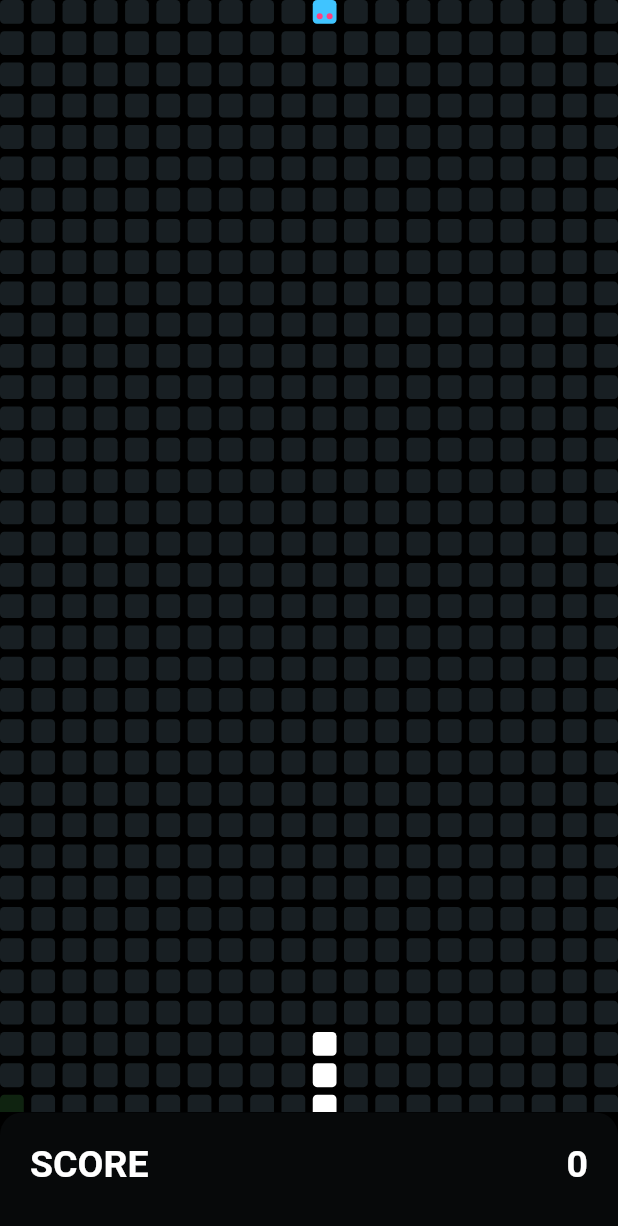
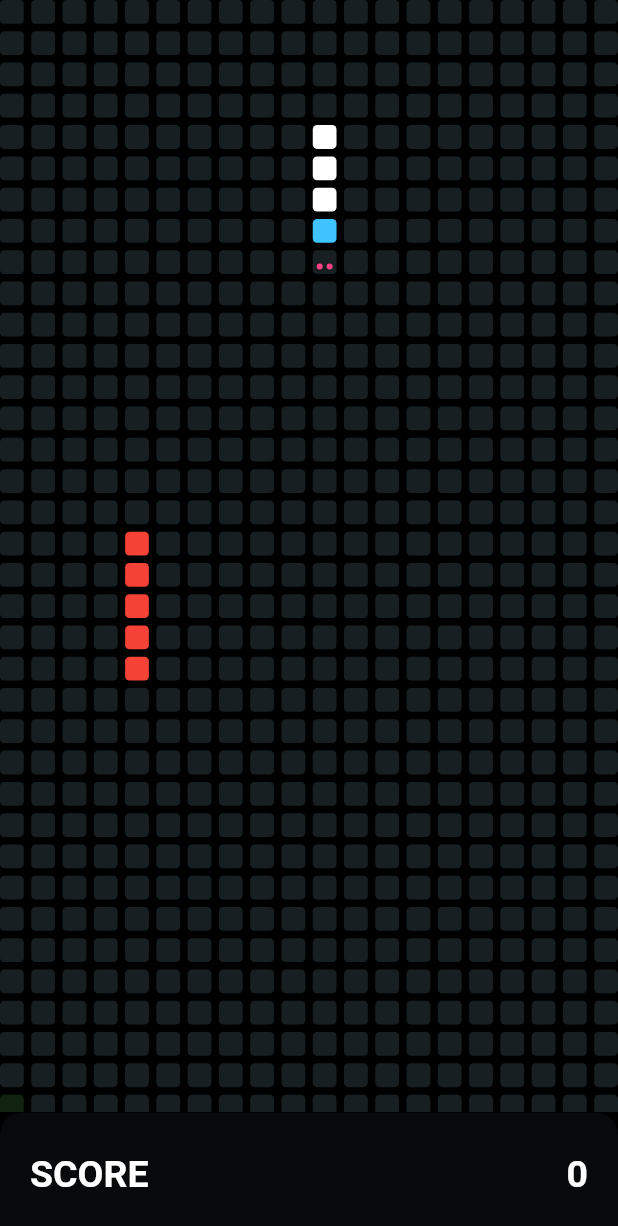
Before and after one commit to YousefShams/snake_odyssey, a Flutter app: the screen it shows after launch, on a phone screen of 412 x 824 dp. Shown: the top 1226 px of the screen. Run offline on Flutter 3.47's test engine with Material 2 defaults, Android fonts, the phone set to English and light mode, and no system bars; Roboto replaces fonts that are missing (Poppins).

Commit message:
added shooting and enemys

```diff
--- a/lib/app/constants/constants.dart
+++ b/lib/app/constants/constants.dart
@@ -1,4 +1,10 @@
 
 class AppConstants {
   static const appTitle = "Snake";
+
+  //GRID MAP
+  static const int crossAxisCount = 20;
+  static const double mainAxisSpacing = 5.0;
+  static const double crossAxisSpacing = 5.0;
+  static const double gridHeightFactor = 0.9;
 }
--- /dev/null
+++ b/lib/domain/models/snake_model.dart
@@ -0,0 +1,70 @@
+// ignore_for_file: curly_braces_in_flow_control_structures
+import 'dart:async';
+import 'package:snake/app/constants/constants.dart';
+
+import '../../app/enums/snake_direction.dart';
+
+class Snake {
+
+  int length;
+  int initialLength;
+  List<int> position;
+  late List<int> prevPosition;
+  Direction direction;
+  int? bulletPosition;
+  int? bulletFactor;
+
+  Snake({this.length = 4, this.initialLength=4, this.position = const [110,90,70,50],
+    this.direction = Direction.DOWN}) {
+    prevPosition = position.toList();
+  }
+
+  void changePosition(List<int> newPosition) {
+    position = newPosition ;
+  }
+
+  void changeDirection(Direction newDirection) {
+    direction = newDirection;
+  }
+
+  void fireBullet(int tileCounts) {
+    bulletPosition = position.first;
+    bulletFactor = getFactor();
+
+    Timer.periodic(const Duration(milliseconds: 80), (timer) {
+      bulletPosition= bulletPosition! + bulletFactor!;
+
+      if((bulletPosition!<0 || bulletPosition! > (tileCounts-1))
+        || (bulletFactor==1 && ((bulletPosition!) % AppConstants.crossAxisCount == 0))
+        || (bulletFactor==-1 && ((bulletPosition!+1) % AppConstants.crossAxisCount == 0))
+      ) {
+        timer.cancel();
+        bulletPosition = null;
+        bulletFactor = null;
+      }
+    });
+  }
+
+  void increaseLength() {
+    length = length+1;
+    //prevPosition = position.toList();
+    position.add(prevPosition.last);
+  }
+
+  void resetSnake() {
+    length = initialLength;
+    position = [110,90,70,50];
+    direction = Direction.DOWN;
+  }
+
+  int getScore() {
+    return (length-initialLength)*10;
+  }
+
+  int getFactor() {
+    if(direction == Direction.UP) return -20;
+    else if(direction == Direction.DOWN) return 20;
+    else if(direction == Direction.RIGHT) return 1;
+    else return-1;
+  }
+}
--- a/lib/presentation/game/view/components/game_map.dart
+++ b/lib/presentation/game/view/components/game_map.dart
@@ -1,102 +1,53 @@
 import 'package:flutter/material.dart';
-import 'package:snake/app/enums/snake_direction.dart';
+import 'package:snake/app/constants/constants.dart';
 import 'package:snake/presentation/game/view_model/game_view_model.dart';
 
-import 'game_score.dart';
+class GameMap extends StatelessWidget {
+  final GameViewModel vm;
+  final Function setState;
+  const GameMap({Key? key, required this.vm, required this.setState}) : super(key: key);
 
-class GameMap extends StatefulWidget {
-  const GameMap({Key? key}) : super(key: key);
-
-  @override
-  State<GameMap> createState() => _GameMapState();
-}
-
-class _GameMapState extends State<GameMap> {
-
-  final vm = GameViewModel();
-
-
-  void changeSnakePosition() {
-    setState(() {
-      vm.setPositions(vm.changeSnakePosition(vm.direction, vm.snakePosition, context, vm.foodPosition));
-    });
-  }
-
-  @override
-  void initState() {
-    vm.setPositions(vm.getInitialSnakePosition(context));
-    vm.update(changeSnakePosition);
-    super.initState();
-  }
-
-  @override
-  void didChangeDependencies() {
-    vm.generateRandomFood(vm.snakePosition,vm.getTileCounts(context));
-    vm.tileCounts = vm.getTileCounts(context);
-    super.didChangeDependencies();
-  }
 
   @override
   Widget build(BuildContext context) {
-    return Column(
-      children: [
-        Expanded(
+    return Expanded(
       child: GestureDetector(
-            onPanUpdate: (details) {
-              // Get the direction of the drag
-              Offset delta = details.delta;
-              double dx = delta.dx;
-              double dy = delta.dy;
-              if (dx.abs() > dy.abs()) {
-                // The drag is horizontal
-                if (dx > 0) {
-                  // Drag to the right
-                  setState(() {
-                    vm.direction = vm.changeDirection(Direction.RIGHT, vm.direction);
-                  });
-                } else {
-                  // Drag to the left
-                  setState(() {
-                    vm.direction = vm.changeDirection(Direction.LEFT, vm.direction);
-                  });
-                }
-              } else {
-                // The drag is vertical
-                if (dy > 0) {
-                  setState(() {
-                    vm.direction = vm.changeDirection(Direction.DOWN, vm.direction);
-                  });
-                } else {
-                  // Drag up
-                  setState(() {
-                    vm.direction = vm.changeDirection(Direction.UP, vm.direction);
-                  });
-                }
-              }
-            },
+        onDoubleTap: () { vm.playerSnake.fireBullet(vm.getTileCounts(context)); },
+        onPanUpdate: vm.onPanUpdate,
         child: GridView.builder(
             physics: const NeverScrollableScrollPhysics(),
-                gridDelegate: SliverGridDelegateWithFixedCrossAxisCount(
-                    crossAxisCount: vm.crossAxisCount, mainAxisSpacing: vm.crossAxisSpacing,
-                    crossAxisSpacing: vm.crossAxisSpacing
+            gridDelegate: const SliverGridDelegateWithFixedCrossAxisCount(
+                crossAxisCount: AppConstants.crossAxisCount, mainAxisSpacing: AppConstants.crossAxisSpacing,
+                crossAxisSpacing: AppConstants.crossAxisSpacing
             ),
 
             itemCount: vm.getTileCounts(context),
-                itemBuilder: (context, index) => vm.getTileWidget(index, vm.snakePosition, vm.foodPosition)
+            itemBuilder: (context, index) {
+              final opacity = vm.getTileOpacity(index);
+              final color = vm.getTileColor(index);
+              return AnimatedOpacity(
+                opacity: (vm.foodPosition==index) ?  (opacity<0.2) ? 0.2 : opacity : 1,
+                duration: const Duration(milliseconds: 100),
+                child: AnimatedContainer(
+                  duration: Duration(milliseconds: color==Colors.deepOrange? 0: 200),
+                  alignment: const Alignment(0,0.5),
+                  decoration: BoxDecoration(
+                    color: color,
+                    borderRadius: BorderRadius.circular(AppConstants.crossAxisCount/7),
+                  ),
+                  child: (vm.playerSnake.position.first == index) ?
+                  const Row(
+                    mainAxisAlignment: MainAxisAlignment.spaceEvenly,
+                    children: [
+                      CircleAvatar(backgroundColor: Colors.pinkAccent, radius: 2,),
+                      CircleAvatar(backgroundColor: Colors.pinkAccent, radius: 2,)
+                    ],
+                  ) : null,
+                ),
+              );
+            }
         ),
       ),
-        ),
-        GameScore(
-          score: vm.score,
-          gameOver: vm.isGameOver(vm.snakePosition, vm.snakeLength),
-          restart: () {
-            setState(() {
-              vm.reset(context);
-              vm.update(changeSnakePosition);
-            });
-          },
-        )
-      ],
     );
   }
 }
--- a/lib/presentation/game/view/components/game_score.dart
+++ b/lib/presentation/game/view/components/game_score.dart
@@ -19,18 +19,26 @@ class GameScore extends StatelessWidget {
       width: double.infinity,
       height: MediaQuery.of(context).size.height * 0.1,
       child: Row(
-        crossAxisAlignment: CrossAxisAlignment.start,
+        crossAxisAlignment: CrossAxisAlignment.center,
         mainAxisAlignment: MainAxisAlignment.spaceBetween,
         children: [
           const Text("SCORE", style: TextStyle(fontSize: 25, fontWeight: FontWeight.w700, color: Colors.white),),
-          Visibility(
-            visible: gameOver,
-            child: IconButton(
-              alignment: Alignment.topCenter,
-                onPressed: (){restart();},
-                icon: const Icon(Icons.refresh_rounded,color: Colors.white)),
+          Center(
+            child: Visibility(
+              visible: gameOver,
+              child: IconButton(
+                iconSize: 35,
+                padding: EdgeInsets.zero,
+                alignment: Alignment.topCenter,
+                  onPressed: (){restart();},
+                  icon: const CircleAvatar(
+                    backgroundColor: Colors.blue,
+                    child: Icon(Icons.refresh_rounded,color: Colors.white),
+                  )),
+            ),
           ),
-          Text("$score", style: const TextStyle(fontSize: 25, fontWeight: FontWeight.w700, color: Colors.white),)
+          Text("$score", textAlign: TextAlign.center,
+            style: const TextStyle(fontSize: 25, fontWeight: FontWeight.w700, color: Colors.white),)
         ],
       ),
     );
--- a/lib/presentation/game/view/game_view.dart
+++ b/lib/presentation/game/view/game_view.dart
@@ -1,5 +1,7 @@
 import 'package:flutter/material.dart';
 import 'package:snake/presentation/game/view/components/game_map.dart';
+import '../view_model/game_view_model.dart';
+import 'components/game_score.dart';
 
 class GameScreen extends StatefulWidget {
   const GameScreen({Key? key}) : super(key: key);
@@ -9,11 +11,63 @@ class GameScreen extends StatefulWidget {
 }
 
 class _GameScreenState extends State<GameScreen> {
+  final vm = GameViewModel();
+
+
+  void changeSnakePosition() {
+    setState(() {
+      vm.changeSnakePosition(vm.playerSnake.direction,
+          vm.playerSnake.position, context, vm.foodPosition);
+    });
+  }
+
+  void update() {
+    vm.update(changeSnakePosition, () {
+      setState(() {
+        vm.bulletUpdates();
+      });
+    }
+    );
+  }
+
+  @override
+  void initState() {
+    update();
+    super.initState();
+  }
+
+  @override
+  void didChangeDependencies() {
+    vm.generateRandomFood(vm.playerSnake.position,vm.getTileCounts(context));
+    vm.tileCounts = vm.getTileCounts(context);
+    super.didChangeDependencies();
+  }
+
+  void setStateCallback(callback) {
+    setState(() {
+      callback();
+    });
+  }
+
   @override
   Widget build(BuildContext context) {
-    return const Material(
+    return Material(
       color: Colors.black,
-      child: GameMap(),
+      child: Column(
+        children: [
+          GameMap(vm: vm, setState: setStateCallback),
+          GameScore(
+            score: vm.playerSnake.getScore(),
+            gameOver: vm.isGameOver(),
+            restart: () {
+              setState(() {
+                vm.reset(context);
+                update();
+              });
+            },
+          )
+        ],
+      ),
     );
   }
 }
--- a/lib/presentation/game/view_model/game_view_model.dart
+++ b/lib/presentation/game/view_model/game_view_model.dart
@@ -4,87 +4,77 @@ import 'dart:async';
 import 'dart:math';
 
 import 'package:flutter/material.dart';
+import 'package:flutter/services.dart';
+import 'package:snake/app/constants/constants.dart';
 import 'package:snake/app/enums/snake_direction.dart';
+import 'package:snake/domain/models/snake_model.dart';
 
 class GameViewModel {
-  int score = 0;
-  final int crossAxisCount = 20;
-  final double mainAxisSpacing = 5.0;
-  final double crossAxisSpacing = 5.0;
-  final double gridHeightFactor = 0.9;
-  int initialSnakeLength = 4;
-  int snakeLength = 4;
-  late List<int> snakePosition;
-  late int foodPosition;
-  Timer? loop;
-  DateTime prevMovement = DateTime.now();
+  Snake playerSnake = Snake();
+  Snake? enemySnake = Snake(direction: Direction.RIGHT, position: [5,4,3,2,1]);
+  Timer? gameLoop;
+  Timer? bulletLoop;
+  int foodPosition = 15;
+  bool shouldBulletEat = false;
+  DateTime lastDirectionChange = DateTime.now();
+  DateTime lastEnemyChange = DateTime.now();
   int? tileCounts;
 
-  Direction direction = Direction.DOWN;
+  int getTileCounts(context) {
+    double tileHeight = (MediaQuery.of(context).size.width - ((AppConstants.crossAxisCount-1)*
+        AppConstants.crossAxisSpacing))/AppConstants.crossAxisCount;
 
-  int getTileCounts(context) {
-    double tileHeight = (MediaQuery.of(context).size.width - ((crossAxisCount-1)*
-        crossAxisSpacing))/crossAxisCount;
+    double rowNum = ((MediaQuery.of(context).size.height*AppConstants.gridHeightFactor) -
+        MediaQuery.of(context).padding.top) / (tileHeight+AppConstants.mainAxisSpacing);
 
-    double rowNum = ((MediaQuery.of(context).size.height*gridHeightFactor) -
-        MediaQuery.of(context).padding.top) / (tileHeight+mainAxisSpacing);
-
-    return crossAxisCount  * rowNum.ceil();
+    return AppConstants.crossAxisCount  * rowNum.ceil();
   }
 
-  Widget getTileWidget(int index, List<int> snakePosition, int foodPosition) {
-    final gameOver = isGameOver(snakePosition, snakeLength);
-    final Color color;
+  Color getTileColor(int index) {
+    final gameOver = isGameOver();
+    Color color =  Colors.blueGrey.withOpacity(0.25);
 
-    if(snakePosition.contains(index) && snakePosition.first != index && !gameOver) {
+    if(enemySnake!=null) {
+      if(enemySnake!.position.contains(index)) return Colors.red;
+    }
+
+    if(playerSnake.position.contains(index) && playerSnake.position.first != index && !gameOver) {
       color = Colors.white;
     }
 
-    else if(snakePosition.contains(index) &&  snakePosition.first != index && gameOver) {
+    else if(playerSnake.position.contains(index) &&  playerSnake.position.first != index && gameOver) {
       color = Colors.redAccent;
     }
 
+    else if(index == playerSnake.bulletPosition) color = Colors.deepOrange;
+
     else if(foodPosition == index) color = Colors.green;
-    else if (snakePosition.first == index) color = Colors.lightBlueAccent;
+    else if (playerSnake.position.first == index) color = Colors.lightBlueAccent;
     else color =  Colors.blueGrey.withOpacity(0.25);
 
-    final distance = calculateDistanceBetweenPoints(snakePosition.first, foodPosition);
+    return color;
+  }
+
+  double getTileOpacity(int index) {
+    final distance = calculateDistanceBetweenPoints(playerSnake.position.first, foodPosition);
     final max = getMaxDistance(foodPosition, tileCounts);
     final result = (max-distance)/max;
     final opacity = result < 0.85 ? result * 0.4 : result;
-    return AnimatedOpacity(
-      opacity: (foodPosition==index) ?  (opacity<0.2) ? 0.2 : opacity : 1,
-      duration: const Duration(milliseconds: 0),
-      child: Container(
-        alignment: const Alignment(0,0.5),
-        decoration: BoxDecoration(
-          color: color,
-          borderRadius: BorderRadius.circular(crossAxisCount/7),
-        ),
-        child: (snakePosition.first == index) ?
-        const Row(
-          mainAxisAlignment: MainAxisAlignment.spaceEvenly,
-          children: [
-            CircleAvatar(backgroundColor: Colors.pinkAccent, radius: 2,),
-            CircleAvatar(backgroundColor: Colors.pinkAccent, radius: 2,)
-          ],
-        ) : null,
-      ),
-    );
+    return opacity;
   }
 
   int calculateDistanceBetweenPoints(int point1, int point2) {
     final difference = (point1 - point2).abs();
-    final xDistance = ((point1 % crossAxisCount) - (point2 % crossAxisCount)).abs();
-    final yDistance = (difference / crossAxisCount).round();
+    final xDistance = ((point1 % AppConstants.crossAxisCount) - (point2 % AppConstants.crossAxisCount)).abs();
+    final yDistance = (difference / AppConstants.crossAxisCount).round();
     return (xDistance) + (yDistance);
   }
 
   int getMaxDistance(int point, tileCounts) {
-    final double mainAxisCount = tileCounts / crossAxisCount;
-    double diff = mainAxisCount - (point/crossAxisCount).ceil();
+    final double mainAxisCount = tileCounts / AppConstants.crossAxisCount;
+    double diff = mainAxisCount - (point/AppConstants.crossAxisCount).ceil();
     final maxY = max(diff, mainAxisCount-diff).ceil();
-    final maxX = max(point % crossAxisCount, crossAxisCount-(point % crossAxisCount));
+    final maxX = max(point % AppConstants.crossAxisCount, AppConstants.crossAxisCount-(point % AppConstants.crossAxisCount));
     return (maxX + maxY).ceil();
   }
 
@@ -95,11 +85,14 @@ class GameViewModel {
 
   void reset(context) {
     disposeUpdate();
-    score = 0;
-    direction = Direction.DOWN;
-    snakeLength = initialSnakeLength;
-    snakePosition = getInitialSnakePosition(context);
-    generateRandomFood(snakePosition, getTileCounts(context));
+    playerSnake.resetSnake();
+    enemySnake?.resetSnake();
+    generateRandomFood(playerSnake.position, getTileCounts(context));
+  }
+
+  void bulletUpdates() {
+    bulletEat();
+    handleEnemyGameOver();
   }
 
   void generateRandomFood(List<int> snakePosition, tilesCount) {
@@ -110,87 +103,147 @@ class GameViewModel {
     foodPosition = index;
   }
 
-  void update(Function setStateFunction) {
-    loop = Timer.periodic(const Duration(milliseconds: 250), (timer) {
-      setStateFunction();
-    });
+  void update(Function setStateSnake, Function setStateBullet) {
+    gameLoop = Timer.periodic(const Duration(milliseconds: 200),
+      (timer) { setStateSnake();}
+    );
+    bulletLoop = Timer.periodic(const Duration(milliseconds: 80),
+      (timer) {  setStateBullet(); }
+    );
   }
 
   void disposeUpdate() {
-    loop = null;
+    gameLoop?.cancel();
+    gameLoop = null;
+    bulletLoop?.cancel();
+    bulletLoop = null;
   }
 
   void setPositions(pos) {
-    snakePosition = pos.toList();
+    playerSnake.changePosition(pos.toList());
   }
 
-  List<int> changeSnakePosition(Direction direction, List<int> snakePosition, context, foodPos) {
-    List<int> newPosition = [];
+  void changeSnakePosition(Direction direction, List<int> snakePosition, context, foodPos) {
     final tilesCount = getTileCounts(context);
-
-    handleMovement(crossAxisCount, tilesCount, newPosition);
-    eat(newPosition, tilesCount);
-    handleGameOver(newPosition, snakeLength);
-
-    return newPosition;
+    final newPosition = handleMovement(playerSnake,AppConstants.crossAxisCount, tilesCount);
+    final newEnemyPos = handleEnemyMovement(tileCounts);
+    playerSnake.changePosition(newPosition.toList());
+    if(enemySnake!=null) enemySnake?.changePosition(newEnemyPos!.toList());
+    final currentPosition = playerSnake.position.toList();
+    eat(tilesCount);
+    handleGameOver();
+    handleEnemyGameOver();
+    playerSnake.prevPosition = currentPosition.toList();
+    if(enemySnake!=null) enemySnake?.prevPosition = enemySnake!.position.toList();
   }
 
-  void handleMovement(int crossAxisCount, int tilesCount, newPosition) {
+  List<int> handleMovement(Snake snake,int crossAxisCount, int tilesCount) {
+    List<int> newPosition = [];
+
     int i = 0;
-    for(int previousPosition in snakePosition) {
+    for(int previousPosition in snake.position) {
       if(i==0) {
         final int result;
 
-        if(previousPosition%crossAxisCount == 0 && direction == Direction.LEFT) {
+        if(previousPosition%crossAxisCount == 0 && snake.direction == Direction.LEFT) {
           result = previousPosition + crossAxisCount-1;
         }
-        else if((previousPosition+1) % crossAxisCount == 0 && direction == Direction.RIGHT) {
-
+        else if((previousPosition+1) % crossAxisCount == 0 && snake.direction == Direction.RIGHT) {
           result = previousPosition - crossAxisCount+1;
         }
         else if((previousPosition >=0 && previousPosition <= crossAxisCount-1)
-            && direction == Direction.UP) {
+            && snake.direction == Direction.UP) {
 
           result = previousPosition - crossAxisCount + tilesCount;
         }
         else if((previousPosition >= tilesCount-1-crossAxisCount && previousPosition <= tilesCount-1)
-            && direction == Direction.DOWN) {
+            && snake.direction == Direction.DOWN) {
           result = previousPosition%(crossAxisCount);
         }
         else {
-          final int factor;
-          if(direction == Direction.UP) factor = -20;
-          else if(direction == Direction.DOWN) factor = 20;
-          else if(direction == Direction.RIGHT) factor = 1;
-          else factor = -1;
+          final int factor = snake.getFactor();
           result = factor+previousPosition;
         }
         newPosition.add(result);
       }
       else {
-        newPosition.add(snakePosition[i-1]);
+        newPosition.add(snake.position[i-1]);
       }
       i++;
     }
+
+    return newPosition.toList();
   }
 
-  void eat(newPosition,tilesCount) {
-    if(snakePosition.contains(foodPosition)) {
-      newPosition.add(snakePosition.last);
-      snakeLength+=1;
-      score = (snakeLength - initialSnakeLength)*10;
-      generateRandomFood(newPosition, tilesCount);
+  List<int>? handleEnemyMovement(tileCounts) {
+    if(enemySnake==null) return null;
+    else {
+      final Direction newDir;
+      if(DateTime.now().difference(lastEnemyChange).inSeconds > 3) {
+        newDir= changeDirection(Direction.values[Random().nextInt(
+            Direction.values.length)], enemySnake!.direction);
+        enemySnake!.changeDirection(newDir);
+        lastEnemyChange = DateTime.now();
+      }
+      return handleMovement(enemySnake!, AppConstants.crossAxisCount, tileCounts);
+
+    }
+  }
+
+  void eat(tilesCount, {bool eatEnemy = false}) {
+    if(playerSnake.position.contains(foodPosition) || shouldBulletEat || eatEnemy) {
+      SystemSound.play(SystemSoundType.click);
+      playerSnake.increaseLength();
+      if(!eatEnemy) generateRandomFood(playerSnake.position, tilesCount);
+      if(shouldBulletEat) shouldBulletEat = false;
+    }
+  }
+
+  void bulletEat() {
+    if(playerSnake.bulletPosition == foodPosition) shouldBulletEat=true;
+  }
+
+  bool isGameOver() {
+    if(playerSnake.position.toSet().length != playerSnake.position.length) {
+      return true;
+    }
+    if(enemySnake!=null) {
+      if(enemySnake!.position.contains(playerSnake.position.first)) {
+        return true;
+      }
+    }
+    return false;
+  }
+
+  bool isEnemyGameOver() {
+    if(enemySnake!=null) {
+      if(playerSnake.position.contains(enemySnake?.position.first)) {
+        return true;
+      }
+      if(enemySnake!.position.toSet().length != enemySnake?.position.length) {
+        return true;
+      }
+      if(enemySnake!.position.contains(playerSnake.bulletPosition)) {
+        eat(tileCounts,eatEnemy: true);
+        return true;
+      }
     }
 
+    return false;
   }
 
 
-  bool isGameOver(newPositions, snakeLength) {
-    return newPositions.toSet().length != snakeLength;
+
+  void handleGameOver() {
+    if(isGameOver()) {
+      disposeUpdate();
+    }
   }
 
-  void handleGameOver(List<int> newPositions, snakeLength) {
-    if(isGameOver(newPositions, snakeLength)) loop?.cancel();
+  void handleEnemyGameOver() {
+    if(isEnemyGameOver()) {
+      enemySnake = null;
+    }
   }
 
   Direction changeDirection(Direction newDir, Direction prevDir) {
@@ -199,8 +252,8 @@ class GameViewModel {
     else if(newDir == Direction.UP && prevDir == Direction.DOWN) return prevDir;
     else if(newDir == Direction.DOWN && prevDir == Direction.UP) return prevDir;
 
-    if(DateTime.now().difference(prevMovement).inMilliseconds > 300) {
-      prevMovement = DateTime.now();
+    if(DateTime.now().difference(lastDirectionChange).inMilliseconds > 300) {
+      lastDirectionChange = DateTime.now();
       prevDir = newDir;
       return newDir;
     }
@@ -208,4 +261,27 @@ class GameViewModel {
       return prevDir;
     }
   }
+
+  void onPanUpdate(details) {
+    // Get the direction of the drag
+    Offset delta = details.delta;
+    double dx = delta.dx;
+    double dy = delta.dy;
+    if (dx.abs() > dy.abs()) {
+      if (dx > 0) {
+        playerSnake.direction = changeDirection(Direction.RIGHT, playerSnake.direction);
+
+      } else {
+        playerSnake.direction = changeDirection(Direction.LEFT, playerSnake.direction);
+
+      }
+    } else {
+      if (dy > 0) {
+        playerSnake.direction = changeDirection(Direction.DOWN, playerSnake.direction);
+
+      } else {
+        playerSnake.direction = changeDirection(Direction.UP, playerSnake.direction);
+      }
+    }
+  }
 }
```
Lines whose indentation alone changed are shown as unchanged.
